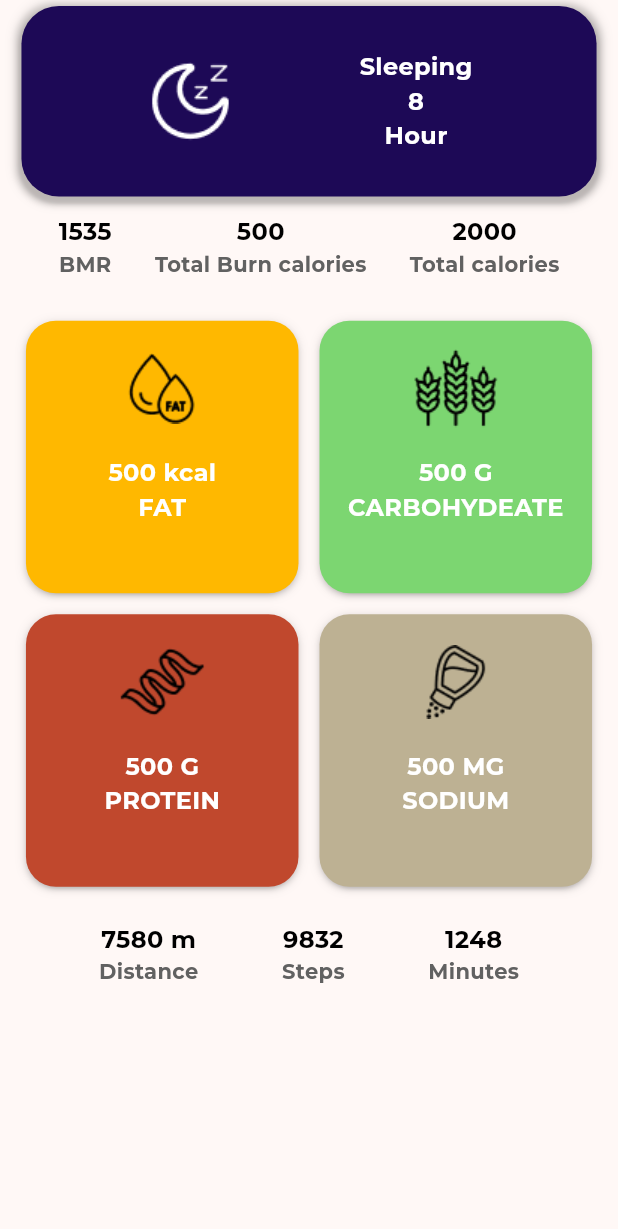
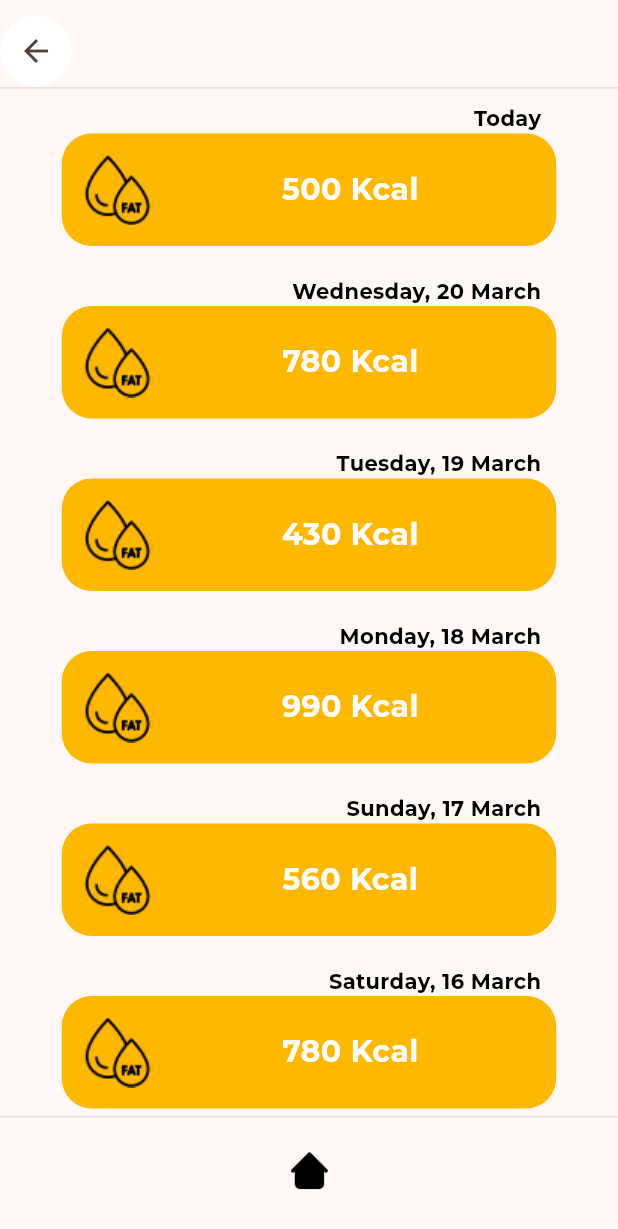
Before and after one commit to MydudeEiEi/Health-Tracker, a Flutter app: the HomePage screen opened directly, after a tap on "500 kcal", on a phone screen of 412 x 824 dp. Shown: the top 1229 px of the screen. Run offline on Flutter 3.47's test engine with Material 3 defaults, Android fonts, the phone set to English and light mode, and no system bars; our stand-ins replace cloud_firestore, firebase_auth, firebase_core, firebase_storage, google_fonts, google_sign_in and 2 more; missing offline and left inert: health; accounts and stored records are empty.

Commit message:
add nutrition history page, can access by tap nutrition card in home page

```diff
--- a/lib/components/nutrition_card.dart
+++ b/lib/components/nutrition_card.dart
@@ -1,3 +1,4 @@
+import 'package:animations/animations.dart';
 import 'package:flutter/material.dart';
 import 'package:health_tracker/utils/icon.dart';
 import 'package:health_tracker/utils/style.dart';
@@ -15,14 +16,13 @@ class NutritionCard extends StatelessWidget {
   String _iconName;
   String _cardLable;
   String _cardDetail;
-  Function() onTap;
+  Widget nextPage;
 
-  NutritionCard(NutritionCardType cardType, Function() ontap, {Key? key})
+  NutritionCard(NutritionCardType cardType, this.nextPage, {Key? key})
       : _backgroundColor = Colors.grey[100]!,
         _iconName = "",
         _cardLable = "",
         _cardDetail = "",
-        onTap = ontap,
         super(key: key) {
     switch (cardType) {
       case NutritionCardType.fat:
@@ -56,8 +56,11 @@ class NutritionCard extends StatelessWidget {
   Widget build(BuildContext context) {
     return Padding(
       padding: const EdgeInsets.all(7.0),
-      child: Ink(
-          // margin: const EdgeInsets.all(5),
+      child: OpenContainer(
+        openBuilder: (context, action) => nextPage,
+        closedShape:
+            RoundedRectangleBorder(borderRadius: BorderRadius.circular(20)),
+        closedBuilder: (context, action) => Container(
           decoration: BoxDecoration(
               color: _backgroundColor,
               borderRadius: BorderRadius.circular(20),
@@ -76,9 +79,6 @@ class NutritionCard extends StatelessWidget {
                     blurRadius: 5.0,
                     color: Colors.black.withOpacity(.1)),
               ]),
-          child: InkWell(
-            borderRadius: BorderRadius.circular(20),
-            onTap: onTap,
           child: AspectRatio(
               aspectRatio: 1.0,
               child: Column(
@@ -99,7 +99,8 @@ class NutritionCard extends StatelessWidget {
                   ),
                 ],
               )),
-          )),
+        ),
+      ),
     );
   }
 }
--- /dev/null
+++ b/lib/controller/gym_controller.dart
@@ -0,0 +1,3 @@
+class GymController {
+
+}
--- /dev/null
+++ b/lib/controller/nutrition_controller.dart
@@ -0,0 +1,5 @@
+class NutritionController {
+  List<num> getFatHistory() {
+    return [500, 780, 430, 990, 560, 780, 560];
+  }
+}
--- /dev/null
+++ b/lib/pages/gym_page.dart
@@ -0,0 +1,10 @@
+import 'package:flutter/material.dart';
+
+class GymPage extends StatelessWidget {
+const GymPage({ Key? key }) : super(key: key);
+
+  @override
+  Widget build(BuildContext context){
+    return Container();
+  }
+}
--- a/lib/pages/home_page.dart
+++ b/lib/pages/home_page.dart
@@ -1,6 +1,8 @@
 import 'package:flutter/material.dart';
 import 'package:health_tracker/components/nutrition_card.dart';
+import 'package:health_tracker/components/recommended_menu_card.dart';
 import 'package:health_tracker/controller/home_controller.dart';
+import 'package:health_tracker/pages/nutrition_page.dart';
 import 'package:health_tracker/utils/icon.dart';
 import 'package:health_tracker/utils/style.dart';
 
@@ -139,14 +141,22 @@ class _HomePageState extends State<HomePage> {
           SizedBox(height: screenHight * .025),
           Row(
             children: [
-              Expanded(child: NutritionCard(NutritionCardType.fat, () => {})),
-              Expanded(child: NutritionCard(NutritionCardType.carbohydeate, () => {})),
+              Expanded(
+                  child: NutritionCard(
+                      NutritionCardType.fat, NutritionPage(NutritionType.fat))),
+              Expanded(
+                  child: NutritionCard(NutritionCardType.carbohydeate,
+                      NutritionPage(NutritionType.carbohydeate))),
             ],
           ),
           Row(
             children: [
-              Expanded(child: NutritionCard(NutritionCardType.protein, () => {})),
-              Expanded(child: NutritionCard(NutritionCardType.sodium, () => {})),
+              Expanded(
+                  child: NutritionCard(NutritionCardType.protein,
+                      NutritionPage(NutritionType.protein))),
+              Expanded(
+                  child: NutritionCard(NutritionCardType.sodium,
+                      NutritionPage(NutritionType.sodium))),
             ],
           ),
           SizedBox(height: screenHight * .02),
--- a/lib/pages/main_page.dart
+++ b/lib/pages/main_page.dart
@@ -1,5 +1,4 @@
 import 'package:flutter/material.dart';
-import 'package:flutter/widgets.dart';
 import 'package:health_tracker/controller/user_controller.dart';
 import 'package:health_tracker/pages/food_page.dart';
 import 'package:health_tracker/pages/home_page.dart';
--- /dev/null
+++ b/lib/pages/nutrition_page.dart
@@ -0,0 +1,155 @@
+import 'package:flutter/material.dart';
+import 'package:health_tracker/components/recommended_menu_card.dart';
+import 'package:health_tracker/controller/nutrition_controller.dart';
+import 'package:health_tracker/utils/icon.dart';
+import 'package:health_tracker/utils/style.dart';
+import 'package:intl/intl.dart';
+
+// ignore: must_be_immutable
+class NutritionPage extends StatelessWidget {
+  List<num> allData;
+  Color _backgroundColor;
+  String imageName;
+  String unit;
+  final DateTime today = DateTime.now();
+  final NutritionType type;
+
+  NutritionPage(this.type, {Key? key})
+      : allData = [],
+        imageName = '',
+        unit = '',
+        _backgroundColor = Colors.white,
+        super(key: key) {
+    final NutritionController cnotroller = NutritionController();
+    switch (type) {
+      case NutritionType.fat:
+        _backgroundColor = MyColors.fatCard;
+        imageName = "fat";
+        unit = 'Kcal';
+        allData = cnotroller.getFatHistory();
+        break;
+      case NutritionType.carbohydeate:
+        _backgroundColor = MyColors.carbohydeateCard;
+        imageName = "wheet";
+        unit = 'G';
+        allData = cnotroller.getFatHistory();
+        break;
+      case NutritionType.protein:
+        _backgroundColor = MyColors.proteinCard;
+        imageName = "protein";
+        unit = 'G';
+        allData = cnotroller.getFatHistory();
+        break;
+      case NutritionType.sodium:
+        _backgroundColor = MyColors.sodiumCard;
+        imageName = "sodium";
+        unit = 'MG';
+        allData = cnotroller.getFatHistory();
+        break;
+    }
+  }
+
+  @override
+  Widget build(BuildContext context) {
+    final double topScreenMargin = MediaQuery.of(context).viewPadding.top;
+    final double screenWidth = MediaQuery.of(context).size.width;
+
+    return Scaffold(
+      body: Column(
+        children: [
+          Container(
+            margin: EdgeInsets.only(
+                top: topScreenMargin + 10, bottom: topScreenMargin * .25),
+            decoration: BoxDecoration(
+                border: Border(
+                    bottom: BorderSide(color: Colors.black.withOpacity(.1)))),
+            child: Row(
+              mainAxisAlignment: MainAxisAlignment.start,
+              crossAxisAlignment: CrossAxisAlignment.center,
+              children: [
+                Ink(
+                  decoration: const ShapeDecoration(
+                    color: Colors.white,
+                    shape: CircleBorder(),
+                  ),
+                  child: IconButton(
+                    onPressed: () {
+                      Navigator.pop(context);
+                    },
+                    icon: const Icon(Icons.arrow_back),
+                  ),
+                ),
+              ],
+            ),
+          ),
+          Expanded(
+            child: ListView.builder(
+              itemCount: allData.length,
+              itemBuilder: (context, index) {
+                return Padding(
+                  padding: EdgeInsets.symmetric(
+                      horizontal: screenWidth * .1, vertical: 10),
+                  child: Column(
+                    children: [
+                      Row(
+                        mainAxisAlignment: MainAxisAlignment.end,
+                        children: [
+                          Padding(
+                            padding: const EdgeInsets.only(right: 10),
+                            child: Text(
+                              index == 0
+                                  ? 'Today'
+                                  : DateFormat('EEEE, d MMMM').format(
+                                      today.subtract(Duration(days: index))),
+                              style:
+                                  MyTextStyle.body(fontWeight: FontWeight.bold),
+                            ),
+                          ),
+                        ],
+                      ),
+                      Container(
+                        decoration: BoxDecoration(
+                            borderRadius: BorderRadius.circular(20),
+                            color: _backgroundColor),
+                        child: Padding(
+                          padding: const EdgeInsets.all(10),
+                          child: Row(
+                            children: [
+                              buildIcon(imageName, size: 55),
+                              Expanded(
+                                  child: Center(
+                                      child: Text('${allData[index]} $unit',
+                                          style: const TextStyle(
+                                              color: Colors.white,
+                                              fontSize: 20,
+                                              fontWeight: FontWeight.bold))))
+                            ],
+                          ),
+                        ),
+                      ),
+                    ],
+                  ),
+                );
+              },
+            ),
+          ),
+          Container(
+            decoration: BoxDecoration(
+                border: Border(
+                    top: BorderSide(color: Colors.black.withOpacity(.1)))),
+            height: 80,
+            child: Center(
+              child: Padding(
+                padding: const EdgeInsets.only(bottom: 8.0),
+                child: InkWell(
+                  child: buildIcon('home'),
+                  onTap: () => {Navigator.pop(context)},
+                ),
+              ),
+            ),
+          )
+        ],
+      ),
+    );
+  }
+}
--- a/pubspec.yaml
+++ b/pubspec.yaml
@@ -51,6 +51,7 @@ dependencies:
   permission_handler: ^11.3.0
   firebase_storage: ^11.6.10
   percent_indicator: ^4.2.3
+  animations: ^2.0.11
 
 dev_dependencies:
   flutter_test:
```
Lines whose indentation alone changed are shown as unchanged.
